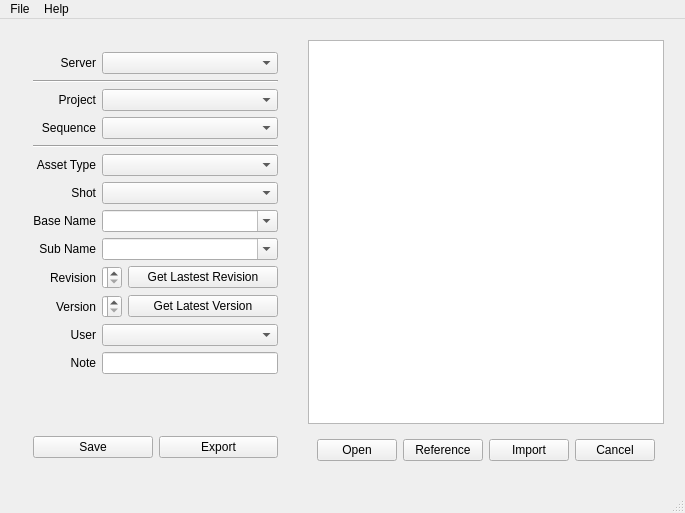
Qt form ui/assetManager.ui (code-google-com/oyprojectmanager) before a commit.
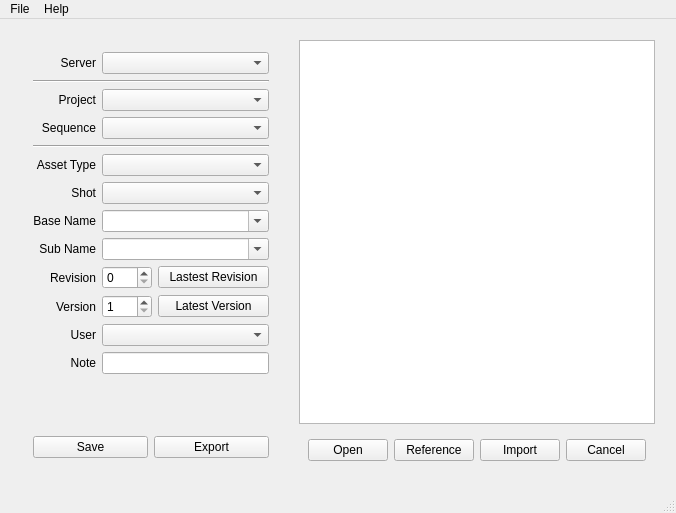
The same form after that commit.

Commit message: oyProjectManager fixed the squeezing interface elements

Patch:
```diff
--- a/ui/assetManager.ui
+++ b/ui/assetManager.ui
@@ -9,7 +9,7 @@
    <rect>
     <x>0</x>
     <y>0</y>
-    <width>665</width>
+    <width>656</width>
     <height>513</height>
    </rect>
   </property>
@@ -44,12 +44,6 @@
        </property>
        <item>
         <widget class="QWidget" name="verticalWidget1" native="true">
-         <property name="sizePolicy">
-          <sizepolicy hsizetype="Preferred" vsizetype="Preferred">
-           <horstretch>0</horstretch>
-           <verstretch>1</verstretch>
-          </sizepolicy>
-         </property>
          <layout class="QVBoxLayout" name="verticalLayout1" stretch="0,0,0">
           <item>
            <widget class="QWidget" name="gridWidget1" native="true">
@@ -321,7 +315,7 @@
              </item>
              <item row="10" column="1">
               <widget class="QWidget" name="revision_horizontalWidget" native="true">
-               <layout class="QHBoxLayout" name="revision_horizontalLayout">
+               <layout class="QHBoxLayout" name="revision_horizontalLayout" stretch="1,1">
                 <property name="margin">
                  <number>0</number>
                 </property>
@@ -329,7 +323,7 @@
                  <widget class="QSpinBox" name="revision_spinBox">
                   <property name="minimumSize">
                    <size>
-                    <width>20</width>
+                    <width>50</width>
                     <height>0</height>
                    </size>
                   </property>
@@ -350,7 +344,7 @@
                  <widget class="QPushButton" name="revision_pushButton">
                   <property name="minimumSize">
                    <size>
-                    <width>150</width>
+                    <width>111</width>
                     <height>0</height>
                    </size>
                   </property>
@@ -361,7 +355,7 @@
                    <string>gets the latest revision number</string>
                   </property>
                   <property name="text">
-                   <string>Get Lastest Revision</string>
+                   <string>Lastest Revision</string>
                   </property>
                  </widget>
                 </item>
@@ -388,7 +382,7 @@
                  <widget class="QSpinBox" name="version_spinBox">
                   <property name="minimumSize">
                    <size>
-                    <width>20</width>
+                    <width>50</width>
                     <height>0</height>
                    </size>
                   </property>
@@ -418,7 +412,7 @@
                  <widget class="QPushButton" name="version_pushButton">
                   <property name="minimumSize">
                    <size>
-                    <width>150</width>
+                    <width>111</width>
                     <height>0</height>
                    </size>
                   </property>
@@ -429,7 +423,7 @@
                    <string>gets the latest version number</string>
                   </property>
                   <property name="text">
-                   <string>Get Latest Version</string>
+                   <string>Latest Version</string>
                   </property>
                  </widget>
                 </item>
@@ -701,7 +695,7 @@
     <rect>
      <x>0</x>
      <y>0</y>
-     <width>665</width>
+     <width>656</width>
      <height>23</height>
     </rect>
    </property>
```
The commit also changes 2 other files.
